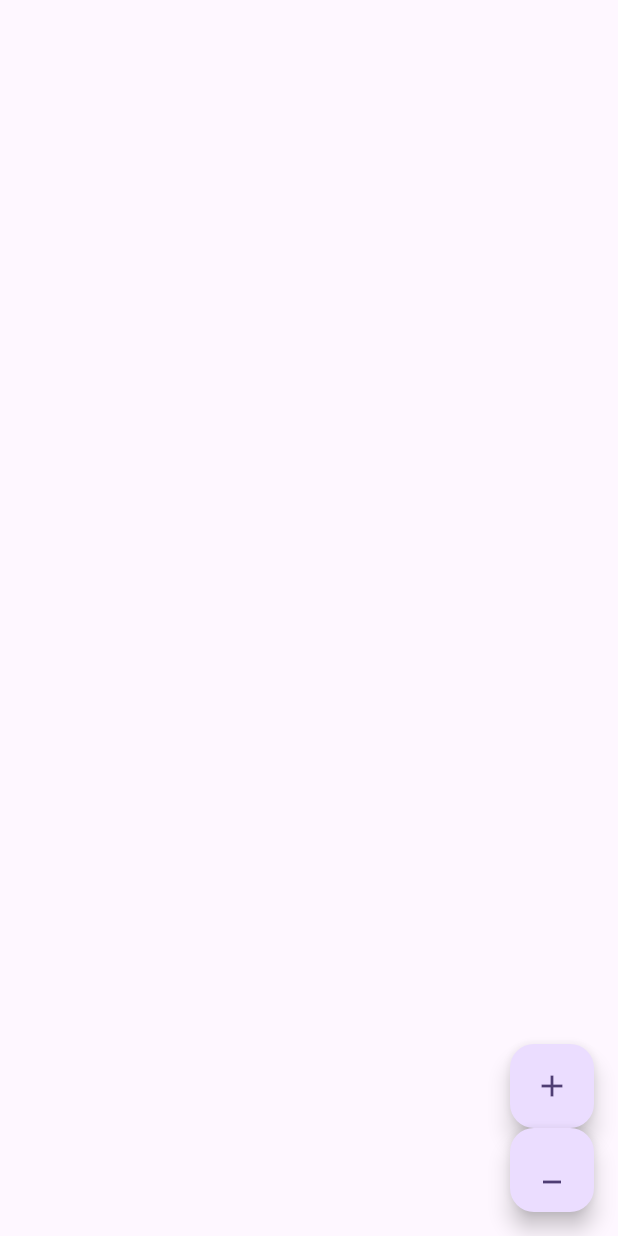
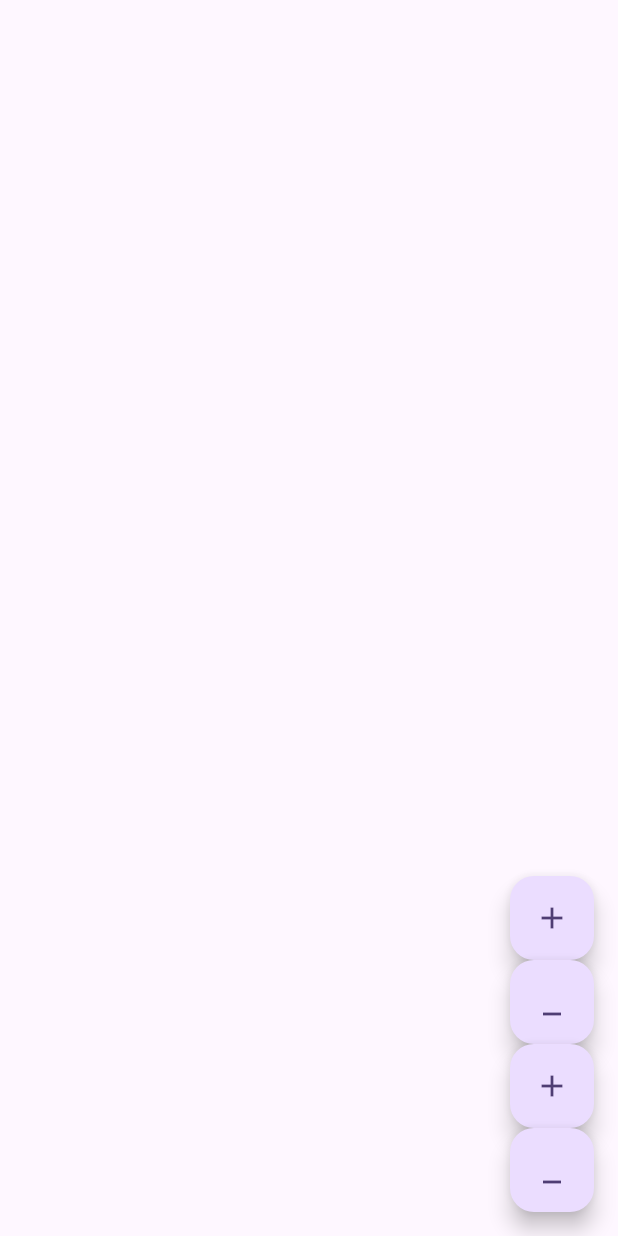
Before and after one commit to DRucci-88/BLOC-Learning-Rivaan, a Flutter app: the screen it shows after launch, after a tap on the "navigate next" icon, on a phone screen of 412 x 824 dp. Run offline on Flutter 3.47's test engine with Material 3 defaults, Android fonts, the phone set to English and light mode, and no system bars; our stand-ins replace flutter_bloc.

Commit message:
01 Counter BLOC and Cubit

```diff
--- /dev/null
+++ b/01-counter/lib/bloc/counter_bloc.dart
@@ -0,0 +1,18 @@
+import 'package:flutter_bloc/flutter_bloc.dart';
+
+part 'counter_event.dart';
+
+class CounterBloc extends Bloc<CounterEvent, int> {
+  CounterBloc() : super(0) {
+    // on<CounterEvent>((event, emit) { // This is wrong
+    //   emit(0);
+    // });
+    on<CounterIncremented>((event, emit) {
+      emit(state + 1);
+    });
+    on<CounterDecremented>((event, emit) {
+      if (state <= 0) return;
+      emit(state - 1);
+    });
+  }
+}
--- /dev/null
+++ b/01-counter/lib/bloc/counter_event.dart
@@ -0,0 +1,7 @@
+part of 'counter_bloc.dart';
+
+sealed class CounterEvent {}
+
+final class CounterIncremented extends CounterEvent {}
+
+final class CounterDecremented extends CounterEvent {}
--- a/01-counter/lib/counter_page.dart
+++ b/01-counter/lib/counter_page.dart
@@ -1,3 +1,4 @@
+import 'package:counter/bloc/counter_bloc.dart';
 import 'package:counter/cubit/counter_cubit.dart';
 import 'package:flutter/material.dart';
 import 'package:flutter_bloc/flutter_bloc.dart';
@@ -8,20 +9,33 @@ class CounterPage extends StatelessWidget {
   @override
   Widget build(BuildContext context) {
     final counterCubit = BlocProvider.of<CounterCubit>(context);
+    final counterBloc = BlocProvider.of<CounterBloc>(context);
     return Scaffold(
       floatingActionButton: Column(
         mainAxisAlignment: MainAxisAlignment.end,
         children: [
           FloatingActionButton(
-            heroTag: "increment",
+            heroTag: "cubit increment",
             onPressed: () => counterCubit.increment(),
-            tooltip: 'Increment',
+            tooltip: 'Cubit Increment',
             child: const Icon(Icons.add),
           ),
           FloatingActionButton(
-            heroTag: 'decrement',
-            onPressed: () => counterCubit.decerement(),
-            tooltip: 'Decrement',
+            heroTag: 'cubit decrement',
+            onPressed: () => counterCubit.decrement(),
+            tooltip: 'Cubit Decrement',
+            child: const Icon(Icons.minimize),
+          ),
+          FloatingActionButton(
+            heroTag: "bloc increment",
+            onPressed: () => counterBloc.add(CounterIncremented()),
+            tooltip: 'Bloc Increment',
+            child: const Icon(Icons.add),
+          ),
+          FloatingActionButton(
+            heroTag: 'bloc decrement',
+            onPressed: () => counterBloc.add(CounterDecremented()),
+            tooltip: 'Bloc Decrement',
             child: const Icon(Icons.minimize),
           ),
         ],
--- a/01-counter/lib/cubit/counter_cubit.dart
+++ b/01-counter/lib/cubit/counter_cubit.dart
@@ -7,7 +7,7 @@ class CounterCubit extends Cubit<int> {
     emit(state + 1);
   }
 
-  void decerement() {
+  void decrement() {
     if (state <= 0) return;
     emit(state - 1);
   }
--- a/01-counter/lib/main.dart
+++ b/01-counter/lib/main.dart
@@ -1,3 +1,4 @@
+import 'package:counter/bloc/counter_bloc.dart';
 import 'package:counter/cubit/counter_cubit.dart';
 import 'package:counter/my_home_page.dart';
 import 'package:flutter/material.dart';
@@ -12,8 +13,11 @@ class MyApp extends StatelessWidget {
 
   @override
   Widget build(BuildContext context) {
-    return BlocProvider(
-      create: (context) => CounterCubit(),
+    return MultiBlocProvider(
+      providers: [
+        BlocProvider(create: (_) => CounterBloc()),
+        BlocProvider(create: (_) => CounterCubit())
+      ],
       child: MaterialApp(
         title: 'Flutter Demo',
         theme: ThemeData(
--- a/01-counter/lib/my_home_page.dart
+++ b/01-counter/lib/my_home_page.dart
@@ -1,3 +1,4 @@
+import 'package:counter/bloc/counter_bloc.dart';
 import 'package:counter/counter_page.dart';
 import 'package:counter/cubit/counter_cubit.dart';
 import 'package:flutter/material.dart';
@@ -10,8 +11,11 @@ class MyHomePage extends StatelessWidget {
 
   @override
   Widget build(BuildContext context) {
-    final counterCubit = BlocProvider.of<CounterCubit>(context);
+    // final counterCubit = BlocProvider.of<CounterCubit>(context);
+    // final counterBloc = BlocProvider.of<CounterBloc>(context);
+
     print("home_page build");
+
     return Scaffold(
       appBar: AppBar(
         backgroundColor: Theme.of(context).colorScheme.inversePrimary,
@@ -25,15 +29,25 @@ class MyHomePage extends StatelessWidget {
               'You have pushed the button this many times:',
             ),
             BlocBuilder<CounterCubit, int>(
-              bloc: counterCubit,
+              // bloc: counterCubit, // optional
               builder: (context, count) {
-                print("home_page $count");
+                print("cubid $count");
                 return Text(
-                  '$count',
+                  'Cubit $count',
                   style: Theme.of(context).textTheme.headlineMedium,
                 );
               },
             ),
+            BlocBuilder<CounterBloc, int>(
+              // bloc: counterBloc, // Optional
+              builder: (context, count) {
+                print("bloc $count");
+                return Text(
+                  'Bloc $count',
+                  style: Theme.of(context).textTheme.headlineMedium,
+                );
+              },
+            )
           ],
         ),
       ),
```
